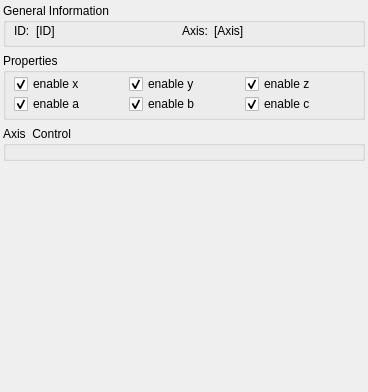
Old version of the form DummyMotor/dockWidgetDummyMotor.ui in the repository itom-project/plugins.
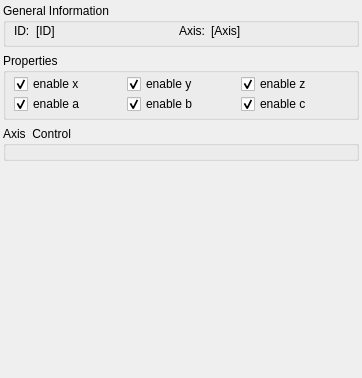
New version of the form. Custom widgets are drawn as their Qt base class.

```diff
--- a/DummyMotor/dockWidgetDummyMotor.ui
+++ b/DummyMotor/dockWidgetDummyMotor.ui
@@ -6,8 +6,8 @@
    <rect>
     <x>0</x>
     <y>0</y>
-    <width>368</width>
-    <height>392</height>
+    <width>362</width>
+    <height>378</height>
    </rect>
   </property>
   <property name="sizePolicy">
@@ -16,18 +16,6 @@
     <verstretch>0</verstretch>
    </sizepolicy>
   </property>
-  <property name="minimumSize">
-   <size>
-    <width>0</width>
-    <height>0</height>
-   </size>
-  </property>
-  <property name="maximumSize">
-   <size>
-    <width>16777215</width>
-    <height>16777215</height>
-   </size>
-  </property>
   <property name="windowTitle">
    <string>Form</string>
   </property>
@@ -52,18 +40,6 @@
        <verstretch>0</verstretch>
       </sizepolicy>
      </property>
-     <property name="minimumSize">
-      <size>
-       <width>0</width>
-       <height>0</height>
-      </size>
-     </property>
-     <property name="maximumSize">
-      <size>
-       <width>16777215</width>
-       <height>16777215</height>
-      </size>
-     </property>
      <property name="title">
       <string>General Information</string>
      </property>
@@ -116,18 +92,6 @@
           <verstretch>0</verstretch>
          </sizepolicy>
         </property>
-        <property name="minimumSize">
-         <size>
-          <width>0</width>
-          <height>0</height>
-         </size>
-        </property>
-        <property name="maximumSize">
-         <size>
-          <width>16777215</width>
-          <height>16777215</height>
-         </size>
-        </property>
         <property name="text">
          <string>[ID]</string>
         </property>
@@ -141,18 +105,6 @@
           <verstretch>0</verstretch>
          </sizepolicy>
         </property>
-        <property name="minimumSize">
-         <size>
-          <width>0</width>
-          <height>0</height>
-         </size>
-        </property>
-        <property name="maximumSize">
-         <size>
-          <width>16777215</width>
-          <height>16777215</height>
-         </size>
-        </property>
         <property name="text">
          <string>Axis:</string>
         </property>
@@ -166,18 +118,6 @@
           <verstretch>0</verstretch>
          </sizepolicy>
         </property>
-        <property name="minimumSize">
-         <size>
-          <width>0</width>
-          <height>0</height>
-         </size>
-        </property>
-        <property name="maximumSize">
-         <size>
-          <width>16777215</width>
-          <height>16777215</height>
-         </size>
-        </property>
         <property name="text">
          <string>[Axis]</string>
         </property>
@@ -188,18 +128,6 @@
    </item>
    <item>
     <widget class="QGroupBox" name="groupProperties">
-     <property name="minimumSize">
-      <size>
-       <width>0</width>
-       <height>0</height>
-      </size>
-     </property>
-     <property name="maximumSize">
-      <size>
-       <width>16777215</width>
-       <height>16777215</height>
-      </size>
-     </property>
      <property name="title">
       <string>Properties</string>
      </property>
```
Left out of the diff: 12 changed lines with no effect on the pictures.
